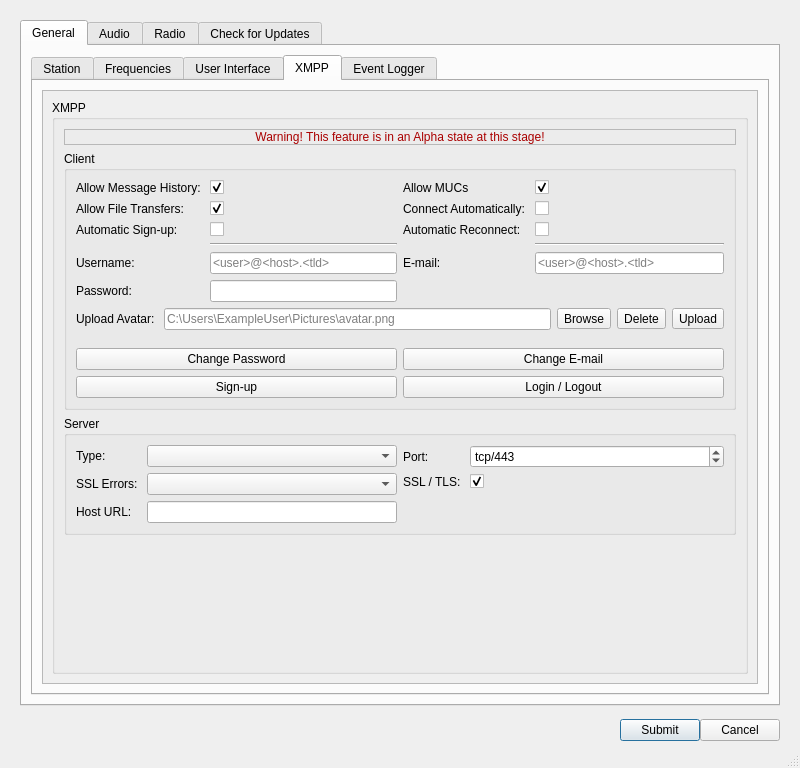
This is src/ui/dialogsettings.ui in GekkoFyre/small-world-deluxe as Qt 5 draws it before an edit. The edited form follows.
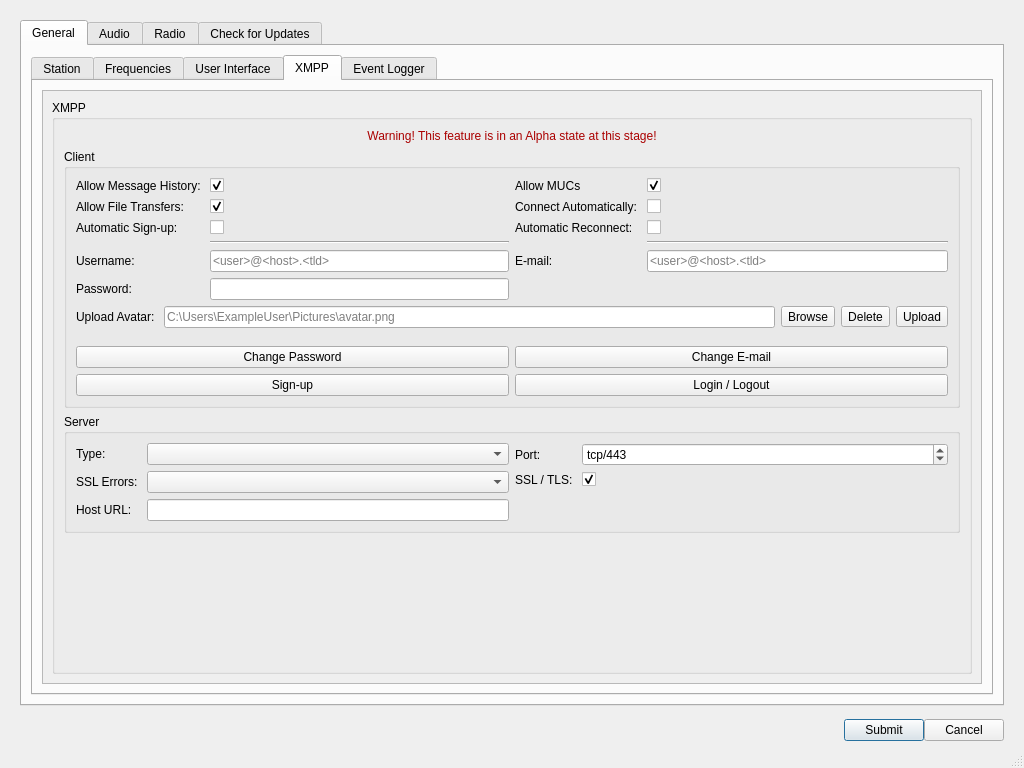
This is the edited form. The open tabs and pages were chosen to show the change.

Diff of the .ui file:
```diff
--- a/src/ui/dialogsettings.ui
+++ b/src/ui/dialogsettings.ui
@@ -9,7 +9,7 @@
    <rect>
     <x>0</x>
     <y>0</y>
-    <width>800</width>
+    <width>1024</width>
     <height>768</height>
    </rect>
   </property>
@@ -21,7 +21,7 @@
   </property>
   <property name="minimumSize">
    <size>
-    <width>800</width>
+    <width>1024</width>
     <height>540</height>
    </size>
   </property>
@@ -1829,7 +1829,7 @@
                      <rect>
                       <x>0</x>
                       <y>0</y>
-                      <width>698</width>
+                      <width>922</width>
                       <height>577</height>
                      </rect>
                     </property>
@@ -1843,7 +1843,7 @@
                         <item>
                          <widget class="QFrame" name="frame_xmpp_cfg_header_version_warning">
                           <property name="frameShape">
-                           <enum>QFrame::StyledPanel</enum>
+                           <enum>QFrame::NoFrame</enum>
                           </property>
                           <property name="frameShadow">
                            <enum>QFrame::Raised</enum>
```
Left out of the diff: 14 changed lines with no effect on the pictures.
